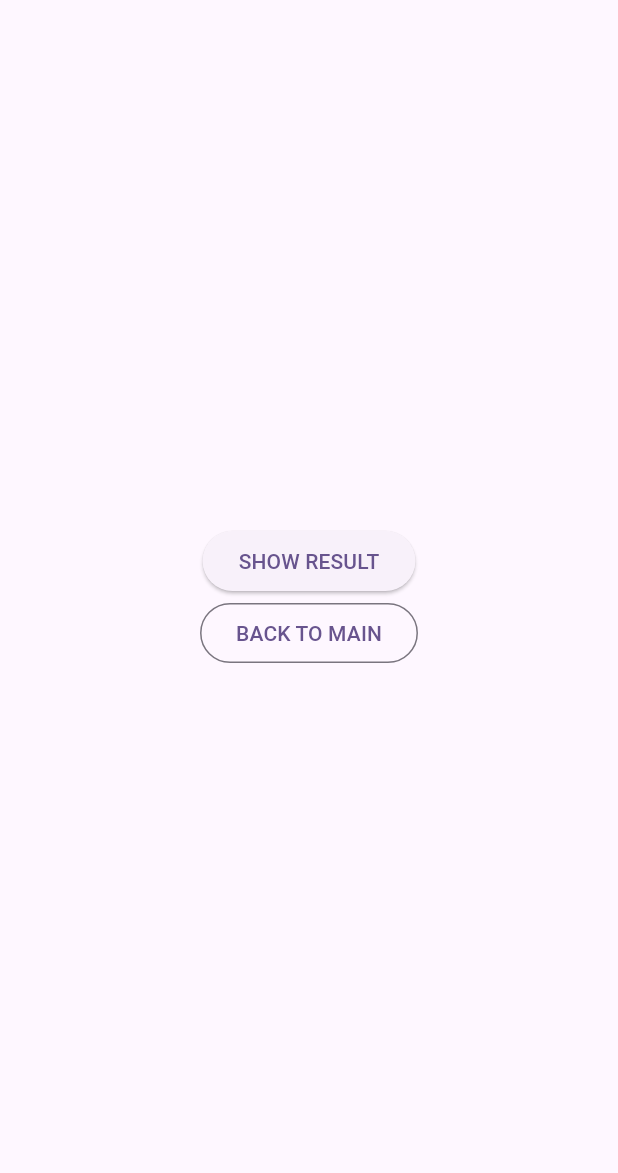
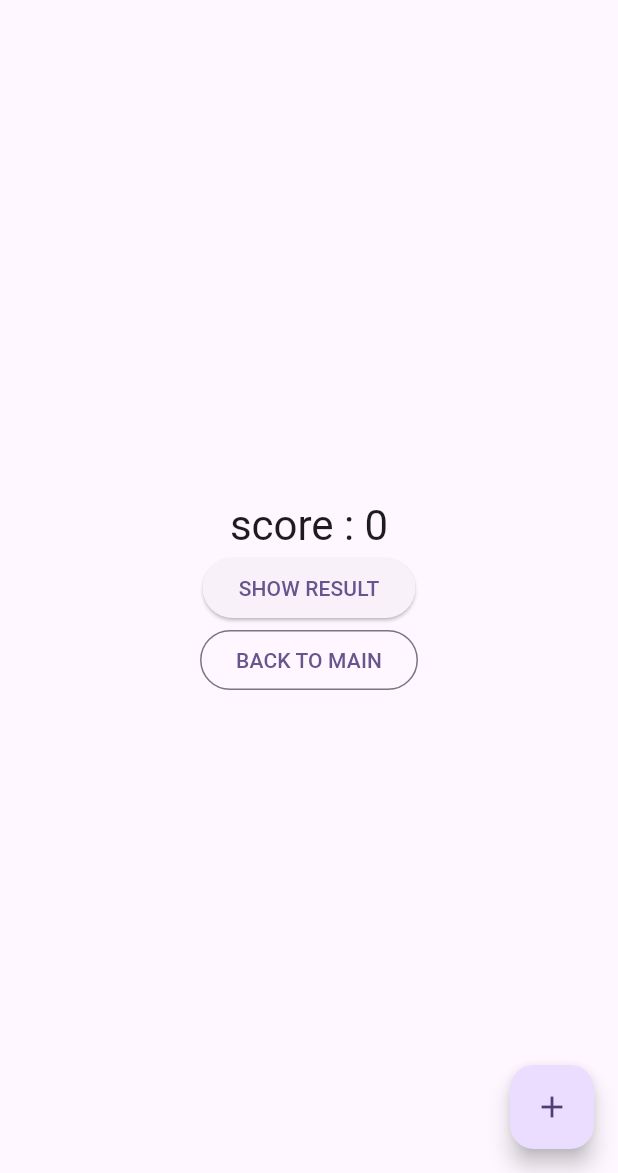
Before and after one commit to leeejjju/QuizApp_demo, a Flutter app: the QuizMain screen opened directly, on a phone screen of 412 x 824 dp, the part 63-1236 px from its top. Run offline on Flutter 3.47's test engine with Material 2 defaults, Android fonts, the phone set to English and light mode, and no system bars.

```diff
--- a/lib/quizHome.dart
+++ b/lib/quizHome.dart
@@ -1,18 +1,22 @@
 import 'package:day3/result.dart';
-import 'package:flutter/cupertino.dart';
 import 'package:flutter/material.dart';
+
 import 'main.dart';
 
 //StatefulWidget
-class QuizMain extends StatelessWidget {
+class QuizMain extends StatefulWidget {
+  @override
+  State<QuizMain> createState() => _QuizMainState();
+}
 
-  // int _counter = 0;
-  //
-  // void _incrementCounter() {
-  //   setState(() {
-  //     _counter++;
-  //   });
-  // }
+class _QuizMainState extends State<QuizMain> {
+  int _counter = 0;
+
+  void _incrementCounter() {
+    setState(() {
+      _counter++;
+    });
+  }
 
   @override
   Widget build(BuildContext context) {
@@ -24,54 +28,40 @@ class QuizMain extends StatelessWidget {
         child: Column(
           mainAxisAlignment: MainAxisAlignment.center,
           children: <Widget>[
-            // Text(
-            //   'score : $_counter',
-            //   style: Theme.of(context).textTheme.headlineMedium,
-            // ),
+            Text(
+              'score : $_counter',
+              style: Theme.of(context).textTheme.headlineMedium,
+            ),
             ElevatedButton(
-              onPressed: (){
+              onPressed: () {
                 print("moving to quiz result page...");
                 Navigator.push(
                   context,
-                  MaterialPageRoute(builder: (context) => ResultPage()),
+                  MaterialPageRoute(builder: (context) => ResultPage(_counter)),
                 );
               },
-              child: Text(
-                  "SHOW RESULT"
-              ),
+              child: Text("SHOW RESULT"),
             ),
             OutlinedButton(
-              onPressed: (){
+              onPressed: () {
                 print("moving to main home...");
                 Navigator.push(
                   context,
                   MaterialPageRoute(builder: (context) => MyApp()),
                 );
               },
-              child: Text(
-                  "BACK TO MAIN"
-              ),
+              child: Text("BACK TO MAIN"),
             ),
-
           ],
         ),
-
-
       ),
-      // floatingActionButton: FloatingActionButton(
-      //   onPressed: _incrementCounter,
-      //   tooltip: 'Increment',
-      //   child: const Icon(Icons.add),
-      // ),
+      floatingActionButton: FloatingActionButton(
+        onPressed: _incrementCounter,
+        tooltip: 'Increment',
+        child: const Icon(Icons.add),
+      ),
     );
   }
-
-  // @override
-  // State<StatefulWidget> createState() {
-  //   // TODO: implement createState
-  //   throw UnimplementedError();
-  // }
-
 }
 //
 // class QuizPage extends StatefulWidget {
--- a/lib/result.dart
+++ b/lib/result.dart
@@ -1,8 +1,12 @@
-import 'package:flutter/cupertino.dart';
 import 'package:flutter/material.dart';
+
 import 'main.dart';
 
 class ResultPage extends StatelessWidget {
+  late final int _score;
+
+  ResultPage(this._score);
+
   @override
   Widget build(BuildContext context) {
     return Scaffold(
@@ -13,22 +17,26 @@ class ResultPage extends StatelessWidget {
         child: Column(
           mainAxisAlignment: MainAxisAlignment.center,
           children: <Widget>[
+            Text(
+              'Your final score is...',
+              style: Theme.of(context).textTheme.headlineSmall,
+            ),
+            Text(
+              '$_score\n',
+              style: Theme.of(context).textTheme.displayLarge,
+            ),
             ElevatedButton(
-              onPressed: (){
+              onPressed: () {
                 print("moving to home...");
                 Navigator.push(
                   context,
                   MaterialPageRoute(builder: (context) => MyApp()),
                 );
               },
-              child: Text(
-                  "BACK TO MAIN"
-              ),
+              child: Text("BACK TO MAIN"),
             ),
           ],
         ),
-
-
       ),
     );
   }
```
